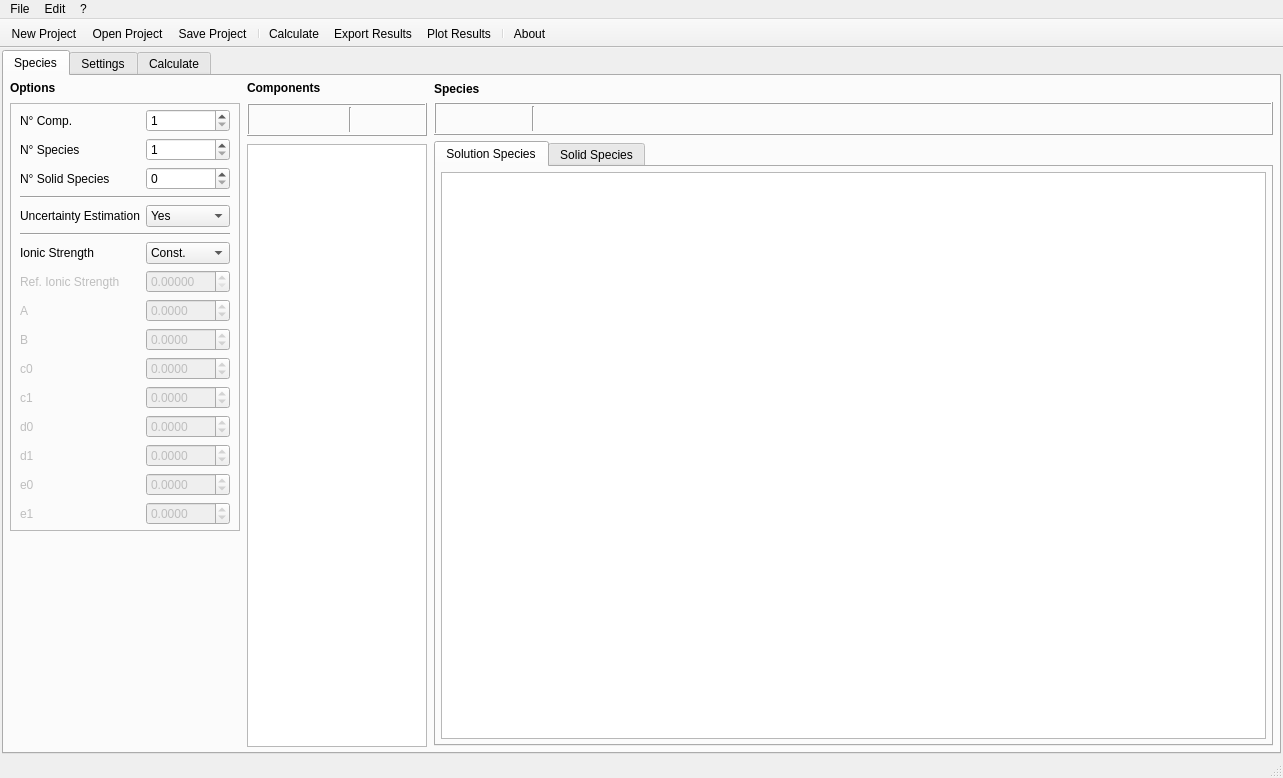
Old version of the form src/main/python/pyes/ui/PyES_main.ui in the repository Kastakin/PyES.
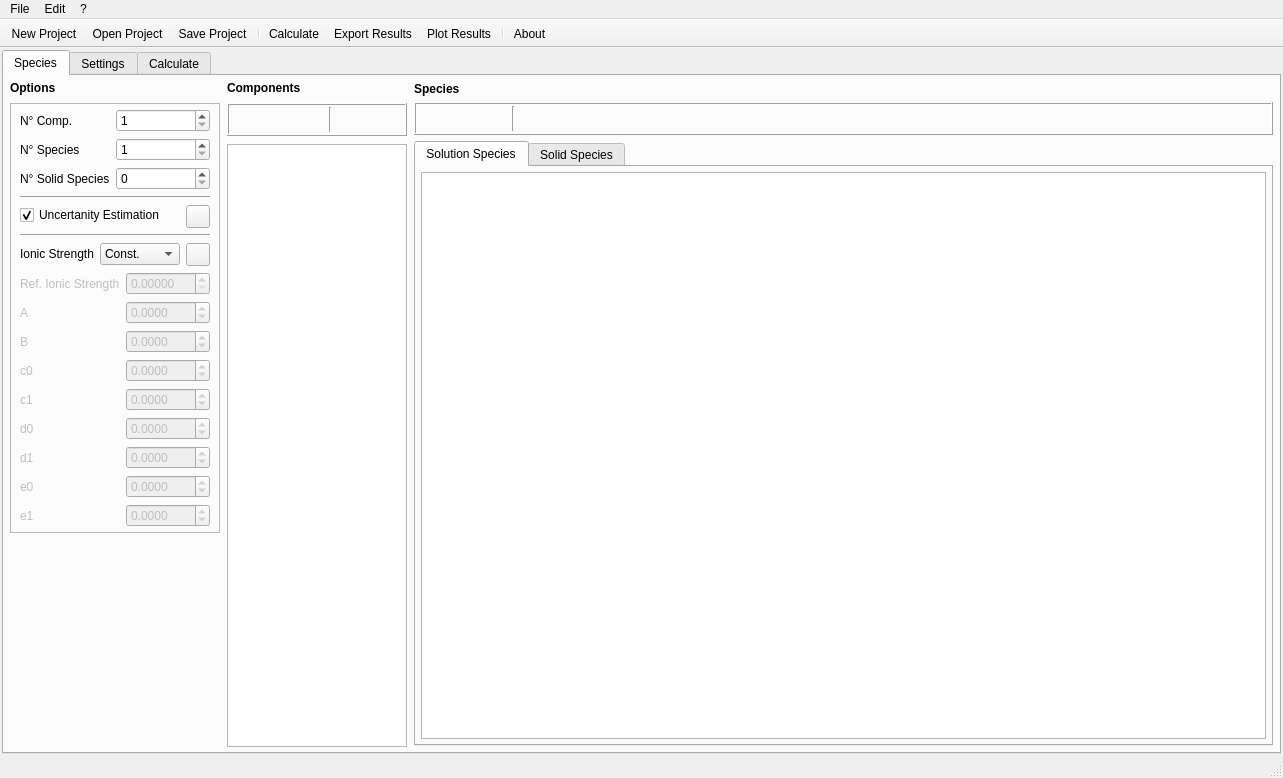
New version of the form. Icons and pictures are not drawn.

Diff of the .ui file:
```diff
--- a/src/main/python/pyes/ui/PyES_main.ui
+++ b/src/main/python/pyes/ui/PyES_main.ui
@@ -276,27 +276,6 @@
                    </property>
                   </widget>
                  </item>
-                 <item row="6" column="0">
-                  <widget class="QLabel" name="uncertaintyMode_label">
-                   <property name="text">
-                    <string>Uncertainty Estimation</string>
-                   </property>
-                  </widget>
-                 </item>
-                 <item row="6" column="1">
-                  <widget class="QComboBox" name="uncertaintyMode">
-                   <item>
-                    <property name="text">
-                     <string>Yes</string>
-                    </property>
-                   </item>
-                   <item>
-                    <property name="text">
-                     <string>No</string>
-                    </property>
-                   </item>
-                  </widget>
-                 </item>
                  <item row="8" column="0" colspan="2">
                   <widget class="Line" name="line">
                    <property name="orientation">
@@ -304,14 +283,35 @@
                    </property>
                   </widget>
                  </item>
-                 <item row="9" column="0">
+                 <item row="10" column="0" colspan="2">
+                  <layout class="QGridLayout" name="gridLayout" rowstretch="1,0" columnstretch="0,0,0">
+                   <item row="0" column="2">
+                    <widget class="QToolButton" name="toolButton">
+                     <property name="sizePolicy">
+                      <sizepolicy hsizetype="Maximum" vsizetype="Maximum">
+                       <horstretch>0</horstretch>
+                       <verstretch>0</verstretch>
+                      </sizepolicy>
+                     </property>
+                     <property name="text">
+                      <string/>
+                     </property>
+                     <property name="icon">
+                      <iconset resource="../../../resources/base/resources.qrc">
+                       <normaloff>:/icons/information-frame.png</normaloff>:/icons/information-frame.png</iconset>
+                     </property>
+                    </widget>
+                   </item>
+                   <item row="0" column="0" colspan="2">
+                    <layout class="QFormLayout" name="formLayout_6">
+                     <item row="0" column="0">
                   <widget class="QLabel" name="imode_label">
                    <property name="text">
                     <string>Ionic Strength</string>
                    </property>
                   </widget>
                  </item>
-                 <item row="9" column="1">
+                     <item row="0" column="1">
                   <widget class="QComboBox" name="imode">
                    <property name="sizePolicy">
                     <sizepolicy hsizetype="Minimum" vsizetype="Fixed">
@@ -334,7 +334,11 @@
                    </item>
                   </widget>
                  </item>
-                 <item row="10" column="0">
+                    </layout>
+                   </item>
+                   <item row="1" column="0" colspan="3">
+                    <layout class="QFormLayout" name="formLayout_7">
+                     <item row="0" column="0">
                   <widget class="QLabel" name="refIonicStr_label">
                    <property name="enabled">
                     <bool>false</bool>
@@ -344,7 +348,7 @@
                    </property>
                   </widget>
                  </item>
-                 <item row="10" column="1">
+                     <item row="0" column="1">
                   <widget class="QDoubleSpinBox" name="refIonicStr">
                    <property name="enabled">
                     <bool>false</bool>
@@ -363,7 +367,7 @@
                    </property>
                   </widget>
                  </item>
-                 <item row="11" column="0">
+                     <item row="1" column="0">
                   <widget class="QLabel" name="A_label">
                    <property name="enabled">
                     <bool>false</bool>
@@ -373,7 +377,7 @@
                    </property>
                   </widget>
                  </item>
-                 <item row="11" column="1">
+                     <item row="1" column="1">
                   <widget class="QDoubleSpinBox" name="A">
                    <property name="enabled">
                     <bool>false</bool>
@@ -395,7 +399,7 @@
                    </property>
                   </widget>
                  </item>
-                 <item row="12" column="0">
+                     <item row="2" column="0">
                   <widget class="QLabel" name="B_label">
                    <property name="enabled">
                     <bool>false</bool>
@@ -405,7 +409,7 @@
                    </property>
                   </widget>
                  </item>
-                 <item row="12" column="1">
+                     <item row="2" column="1">
                   <widget class="QDoubleSpinBox" name="B">
                    <property name="enabled">
                     <bool>false</bool>
@@ -427,7 +431,7 @@
                    </property>
                   </widget>
                  </item>
-                 <item row="13" column="0">
+                     <item row="3" column="0">
                   <widget class="QLabel" name="c0_label">
                    <property name="enabled">
                     <bool>false</bool>
@@ -437,7 +441,7 @@
                    </property>
                   </widget>
                  </item>
-                 <item row="13" column="1">
+                     <item row="3" column="1">
                   <widget class="QDoubleSpinBox" name="c0">
                    <property name="enabled">
                     <bool>false</bool>
@@ -459,7 +463,7 @@
                    </property>
                   </widget>
                  </item>
-                 <item row="14" column="0">
+                     <item row="4" column="0">
                   <widget class="QLabel" name="c1_label">
                    <property name="enabled">
                     <bool>false</bool>
@@ -469,7 +473,7 @@
                    </property>
                   </widget>
                  </item>
-                 <item row="14" column="1">
+                     <item row="4" column="1">
                   <widget class="QDoubleSpinBox" name="c1">
                    <property name="enabled">
                     <bool>false</bool>
@@ -491,7 +495,7 @@
                    </property>
                   </widget>
                  </item>
-                 <item row="15" column="0">
+                     <item row="5" column="0">
                   <widget class="QLabel" name="d0_label">
                    <property name="enabled">
                     <bool>false</bool>
@@ -501,7 +505,7 @@
                    </property>
                   </widget>
                  </item>
-                 <item row="15" column="1">
+                     <item row="5" column="1">
                   <widget class="QDoubleSpinBox" name="d0">
                    <property name="enabled">
                     <bool>false</bool>
@@ -523,7 +527,7 @@
                    </property>
                   </widget>
                  </item>
-                 <item row="16" column="0">
+                     <item row="6" column="0">
                   <widget class="QLabel" name="d1_label">
                    <property name="enabled">
                     <bool>false</bool>
@@ -533,7 +537,7 @@
                    </property>
                   </widget>
                  </item>
-                 <item row="16" column="1">
+                     <item row="6" column="1">
                   <widget class="QDoubleSpinBox" name="d1">
                    <property name="enabled">
                     <bool>false</bool>
@@ -555,7 +559,7 @@
                    </property>
                   </widget>
                  </item>
-                 <item row="17" column="0">
+                     <item row="7" column="0">
                   <widget class="QLabel" name="e0_label">
                    <property name="enabled">
                     <bool>false</bool>
@@ -565,7 +569,7 @@
                    </property>
                   </widget>
                  </item>
-                 <item row="17" column="1">
+                     <item row="7" column="1">
                   <widget class="QDoubleSpinBox" name="e0">
                    <property name="enabled">
                     <bool>false</bool>
@@ -587,7 +591,7 @@
                    </property>
                   </widget>
                  </item>
-                 <item row="18" column="0">
+                     <item row="8" column="0">
                   <widget class="QLabel" name="e1_label">
                    <property name="enabled">
                     <bool>false</bool>
@@ -597,7 +601,7 @@
                    </property>
                   </widget>
                  </item>
-                 <item row="18" column="1">
+                     <item row="8" column="1">
                   <widget class="QDoubleSpinBox" name="e1">
                    <property name="enabled">
                     <bool>false</bool>
@@ -620,6 +624,39 @@
                   </widget>
                  </item>
                 </layout>
+                   </item>
+                  </layout>
+                 </item>
+                 <item row="7" column="0" colspan="2">
+                  <layout class="QGridLayout" name="gridLayout_2">
+                   <item row="0" column="1">
+                    <widget class="QToolButton" name="toolButton_2">
+                     <property name="text">
+                      <string/>
+                     </property>
+                     <property name="icon">
+                      <iconset resource="../../../resources/base/resources.qrc">
+                       <normaloff>:/icons/information-frame.png</normaloff>:/icons/information-frame.png</iconset>
+                     </property>
+                    </widget>
+                   </item>
+                   <item row="0" column="0">
+                    <layout class="QFormLayout" name="formLayout_4">
+                     <item row="0" column="0" colspan="2">
+                      <widget class="QCheckBox" name="uncertaintyMode">
+                       <property name="text">
+                        <string>Uncertanity Estimation</string>
+                       </property>
+                       <property name="checked">
+                        <bool>true</bool>
+                       </property>
+                      </widget>
+                     </item>
+                    </layout>
+                   </item>
+                  </layout>
+                 </item>
+                </layout>
                </widget>
               </item>
              </layout>
@@ -1154,6 +1191,9 @@
                  <property name="selectionBehavior">
                   <enum>QAbstractItemView::SelectRows</enum>
                  </property>
+                 <property name="textElideMode">
+                  <enum>Qt::ElideNone</enum>
+                 </property>
                  <attribute name="horizontalHeaderCascadingSectionResizes">
                   <bool>true</bool>
                  </attribute>
```
Left out of the diff: 100 changed lines with no effect on the pictures. Lines whose indentation alone changed are shown as unchanged.
